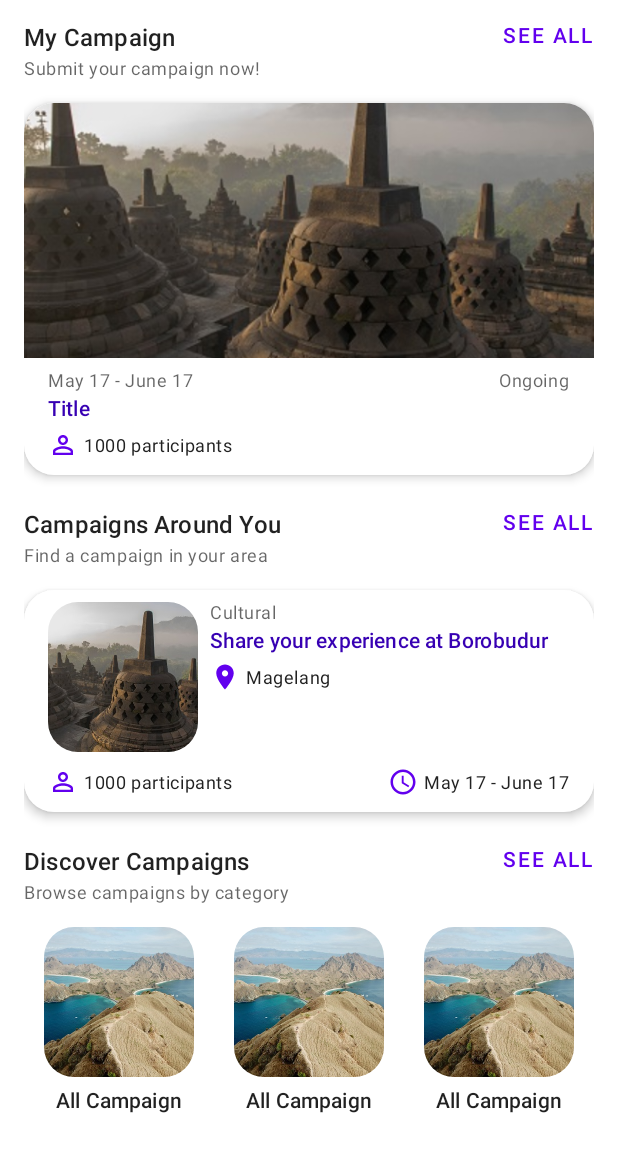
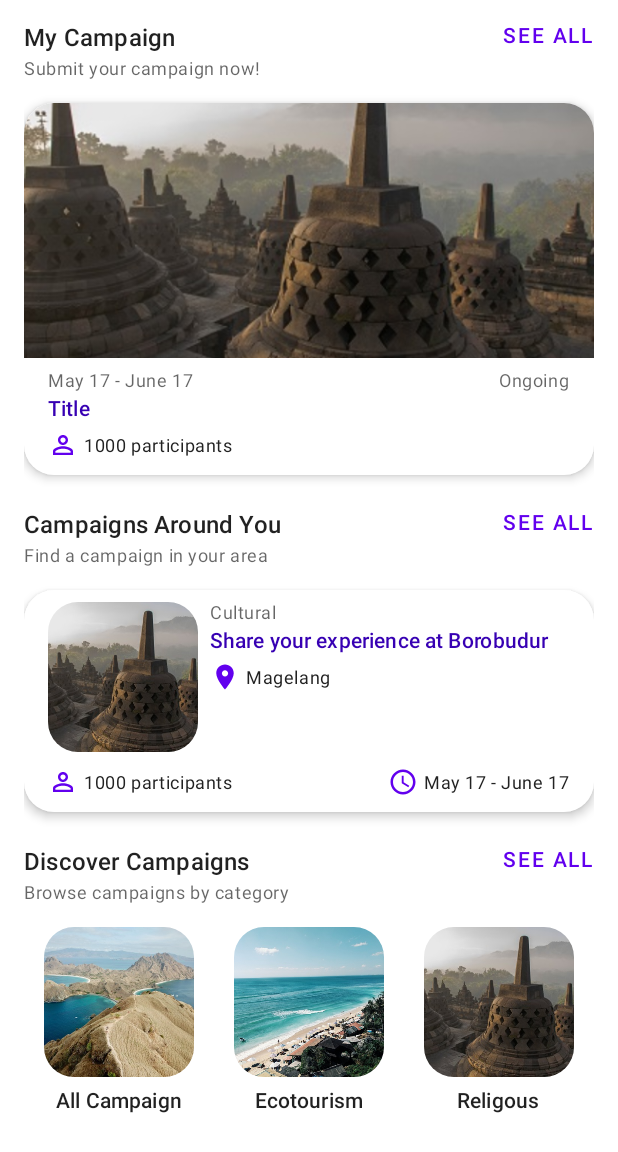
Before and after one commit to Traversee-ID/traversee-id-android, an Android app built with Jetpack Compose: the @Preview function PreviewCampaignScreen, on a phone screen of 412 x 824 dp. Shown: the top 1152 px of the screen. Run offline under Robolectric (Android 15) with nearby library versions, the phone set to English and light mode, and no system bars; libraries missing offline, so code that uses them is left out: com.ramcosta.composedestinations; 1 statement that could not run was skipped.

Commit message:
feat: slicing campaign list screen

```diff
--- a/app/src/main/java/com/alvindev/traverseeid/feature_campaign/presentation/campaign/CampaignScreen.kt
+++ b/app/src/main/java/com/alvindev/traverseeid/feature_campaign/presentation/campaign/CampaignScreen.kt
@@ -1,7 +1,9 @@
 package com.alvindev.traverseeid.feature_campaign.presentation.campaign
 
+import androidx.compose.foundation.clickable
 import androidx.compose.foundation.layout.*
 import androidx.compose.foundation.lazy.LazyRow
+import androidx.compose.foundation.lazy.items
 import androidx.compose.foundation.rememberScrollState
 import androidx.compose.foundation.verticalScroll
 import androidx.compose.runtime.Composable
@@ -9,8 +11,10 @@ import androidx.compose.ui.Modifier
 import androidx.compose.ui.platform.LocalConfiguration
 import androidx.compose.ui.tooling.preview.Preview
 import androidx.compose.ui.unit.dp
+import com.alvindev.destinations.CampaignListScreenDestination
 import com.alvindev.traverseeid.R
 import com.alvindev.traverseeid.core.theme.TraverseeTheme
+import com.alvindev.traverseeid.feature_campaign.domain.entity.CampaignCategory
 import com.alvindev.traverseeid.feature_campaign.presentation.component.CampaignCard
 import com.alvindev.traverseeid.feature_campaign.presentation.component.CategoryCard
 import com.alvindev.traverseeid.feature_campaign.presentation.component.MyCampaignCard
@@ -35,10 +39,17 @@ fun CampaignScreen(
         verticalArrangement = Arrangement.spacedBy(24.dp)
     ) {
         SectionMyCampaign()
-        SectionCampaignAround()
+        SectionCampaignAround(
+            actionOnClick = {
+                navigator.navigate(CampaignListScreenDestination(name = "Campaign Around You"))
+            }
+        )
         SectionDiscoverCampaign(
             actionOnClick = {
                 navigator.navigate(ScreenRoute.CampaignCategory)
+            },
+            categoryOnClick = {
+                navigator.navigate(CampaignListScreenDestination(name = it))
             }
         )
     }
@@ -112,10 +123,33 @@ fun SectionCampaignAround(
 
 @Composable
 fun SectionDiscoverCampaign(
-    actionOnClick: () -> Unit = {}
+    actionOnClick: () -> Unit = {},
+    categoryOnClick: (category: String) -> Unit = {}
 ) {
     val configuration = LocalConfiguration.current
     val screenWidth = configuration.screenWidthDp.dp - 32.dp
+    val campaignCategoryList = listOf(
+        CampaignCategory(
+            id = 1,
+            name = "All Campaign",
+            image = R.drawable.dummy_komodo_island
+        ),
+        CampaignCategory(
+            id = 2,
+            name = "Ecotourism",
+            image = R.drawable.dummy_kuta_beach
+        ),
+        CampaignCategory(
+            id = 3,
+            name = "Religous",
+            image = R.drawable.dummy_borobudur
+        ),
+        CampaignCategory(
+            id = 4,
+            name = "Ethnic",
+            image = R.drawable.dummy_bromo
+        ),
+    )
 
     Column(
         modifier = Modifier
@@ -129,12 +163,14 @@ fun SectionDiscoverCampaign(
             actionOnClick = actionOnClick
         )
         LazyRow {
-            items(5) {
+            items(campaignCategoryList, key = { it.id }) {category ->
                 CategoryCard(
-                    modifier = Modifier.width(screenWidth / 3),
-                    image = R.drawable.dummy_komodo_island,
-                    contentDescription = "Komodo island",
-                    text = "All Campaign"
+                    modifier = Modifier
+                        .width(screenWidth / 3)
+                        .clickable { categoryOnClick(category.name) },
+                    image = category.image,
+                    contentDescription = category.name,
+                    text = category.name,
                 )
             }
         }
--- a/app/src/main/java/com/alvindev/traverseeid/feature_campaign/presentation/component/FilterBottomSheet.kt
+++ b/app/src/main/java/com/alvindev/traverseeid/feature_campaign/presentation/component/FilterBottomSheet.kt
@@ -1,5 +1,6 @@
 package com.alvindev.traverseeid.feature_campaign.presentation.component
 
+import androidx.compose.foundation.clickable
 import androidx.compose.foundation.layout.Column
 import androidx.compose.foundation.layout.fillMaxWidth
 import androidx.compose.foundation.layout.padding
@@ -21,6 +22,7 @@ import com.alvindev.traverseeid.core.theme.Typography
 @Composable
 fun FilterBottomSheet(
     modifier: Modifier = Modifier,
+    onClose: () -> Unit = {}
 ) {
     var expanded by remember { mutableStateOf(false) }
     val dropdownMenuItems = listOf("Indonesia", "Magelang", "Depok", "Semarang", "Purworkerto")
@@ -33,6 +35,7 @@ fun FilterBottomSheet(
         TraverseeRowIcon(
             modifier = Modifier
                 .fillMaxWidth()
+                .clickable { onClose() }
                 .padding(bottom = 8.dp),
             icon = Icons.Default.Close,
             text = "Filter",
--- a/app/src/main/java/com/alvindev/traverseeid/feature_campaign/presentation/component/SortBottomSheet.kt
+++ b/app/src/main/java/com/alvindev/traverseeid/feature_campaign/presentation/component/SortBottomSheet.kt
@@ -1,5 +1,6 @@
 package com.alvindev.traverseeid.feature_campaign.presentation.component
 
+import androidx.compose.foundation.clickable
 import androidx.compose.foundation.layout.Column
 import androidx.compose.foundation.layout.fillMaxWidth
 import androidx.compose.foundation.layout.padding
@@ -20,6 +21,7 @@ import com.alvindev.traverseeid.core.theme.Typography
 @Composable
 fun SortBottomSheet(
     modifier: Modifier = Modifier,
+    onClose: () -> Unit = {}
 ) {
     val radioOptions = listOf("All Campaigns", "Coming Soon Campaigns", "Ongoing Campaigns", "Completed Campaigns")
     val (selectedOption, onOptionSelected) = remember { mutableStateOf(radioOptions[2]) }
@@ -30,6 +32,7 @@ fun SortBottomSheet(
         TraverseeRowIcon(
             modifier = Modifier
                 .fillMaxWidth()
+                .clickable { onClose() }
                 .padding(bottom = 8.dp),
             icon = Icons.Default.Close,
             text = "Sort",
--- a/app/src/main/java/com/alvindev/traverseeid/navigation/ScreenRoute.kt
+++ b/app/src/main/java/com/alvindev/traverseeid/navigation/ScreenRoute.kt
@@ -3,7 +3,8 @@ package com.alvindev.traverseeid.navigation
 object ScreenRoute {
     // campaign feature
     const val Campaign = "campaign"
-    const val CampaignCategory = "campaign_category"
+    const val CampaignCategory = "campaign/category"
+    const val CampaignList = "campaign/list"
 
     //forum feature
     const val Forum = "forum"
```
Also changed, not shown: app/src/main/java/com/alvindev/traverseeid/MainActivity.kt (+15 -3 lines), app/src/main/java/com/alvindev/traverseeid/feature_campaign/presentation/campaign_category/CampaignCategoryScreen.kt (+21 -8 lines), app/src/main/java/com/alvindev/traverseeid/feature_campaign/presentation/campaign_list/CampaignListScreen.kt (added, +144 -0 lines).
